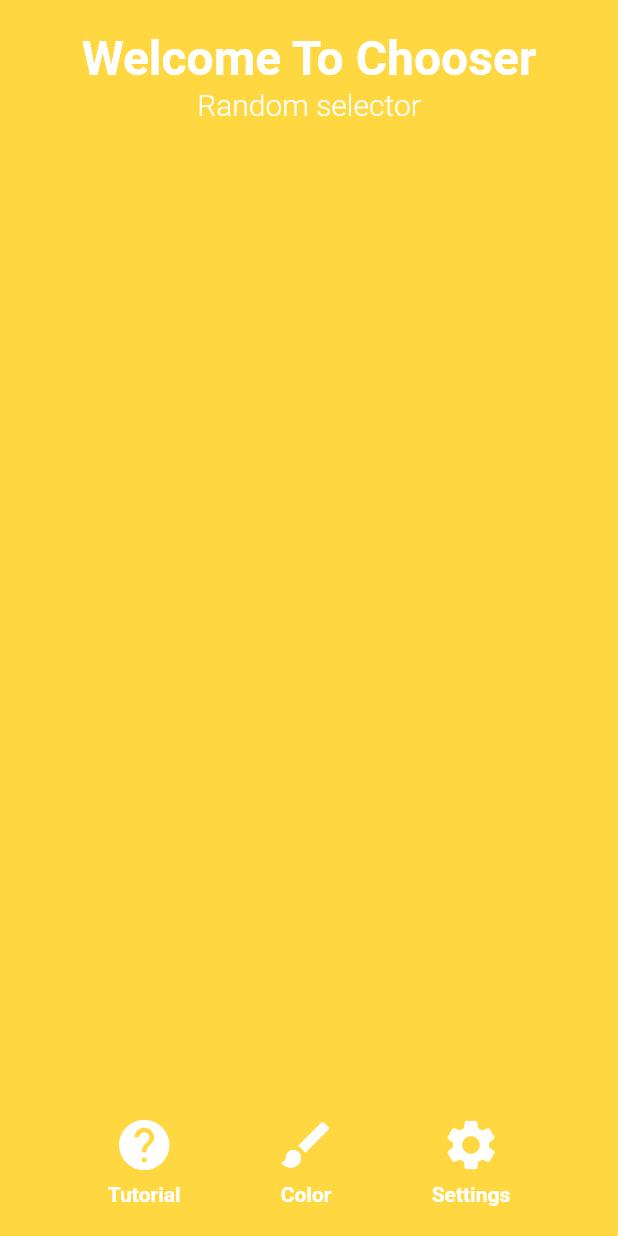
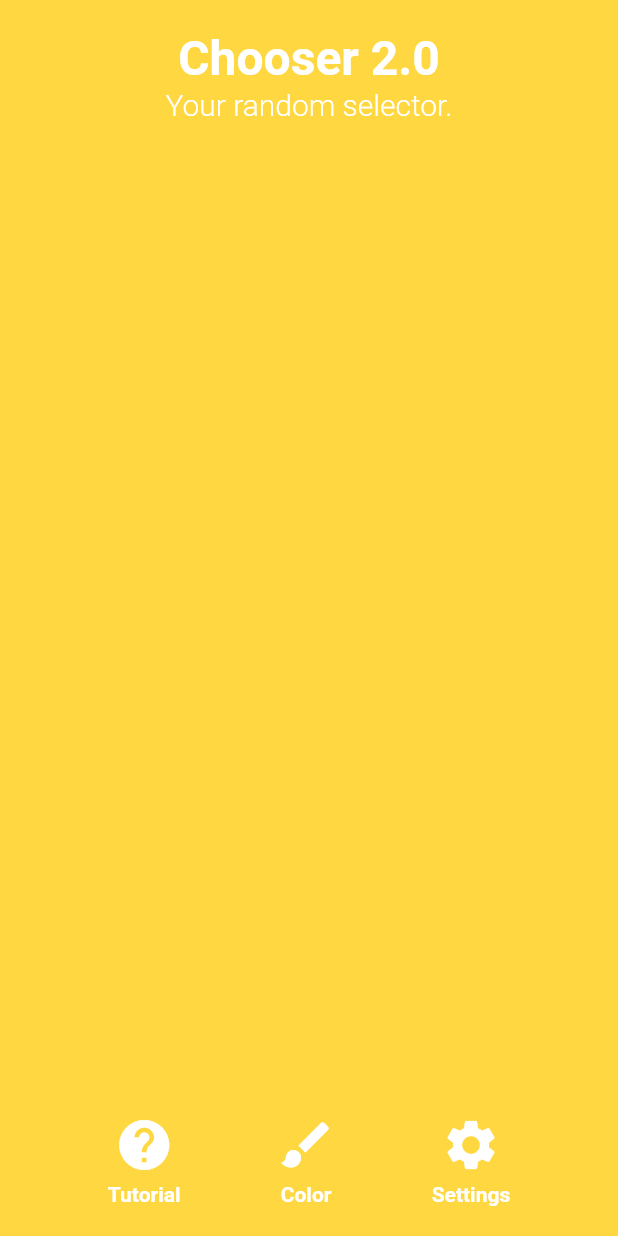
Before and after one commit to AnilDuri/chooser_app, a Flutter app: the screen it shows after launch, on a phone screen of 412 x 824 dp. Run offline on Flutter 3.47's test engine with Material 2 defaults, Android fonts, the phone set to English and light mode, and no system bars; our stand-ins replace just_audio.

Commit message:
updating text

```diff
--- a/lib/screens/home.dart
+++ b/lib/screens/home.dart
@@ -21,7 +21,7 @@ class Home extends StatelessWidget {
                 const Column(
                   children: [
                     Text(
-                      'Welcome To Chooser',
+                      'Chooser 2.0',
                       textAlign: TextAlign.center,
                       style: TextStyle(
                           color: Colors.white,
@@ -29,7 +29,7 @@ class Home extends StatelessWidget {
                           fontWeight: FontWeight.bold),
                     ),
                     Text(
-                      'Random selector',
+                      'Your random selector.',
                       textAlign: TextAlign.center,
                       style: TextStyle(
                           color: Colors.white,
```
